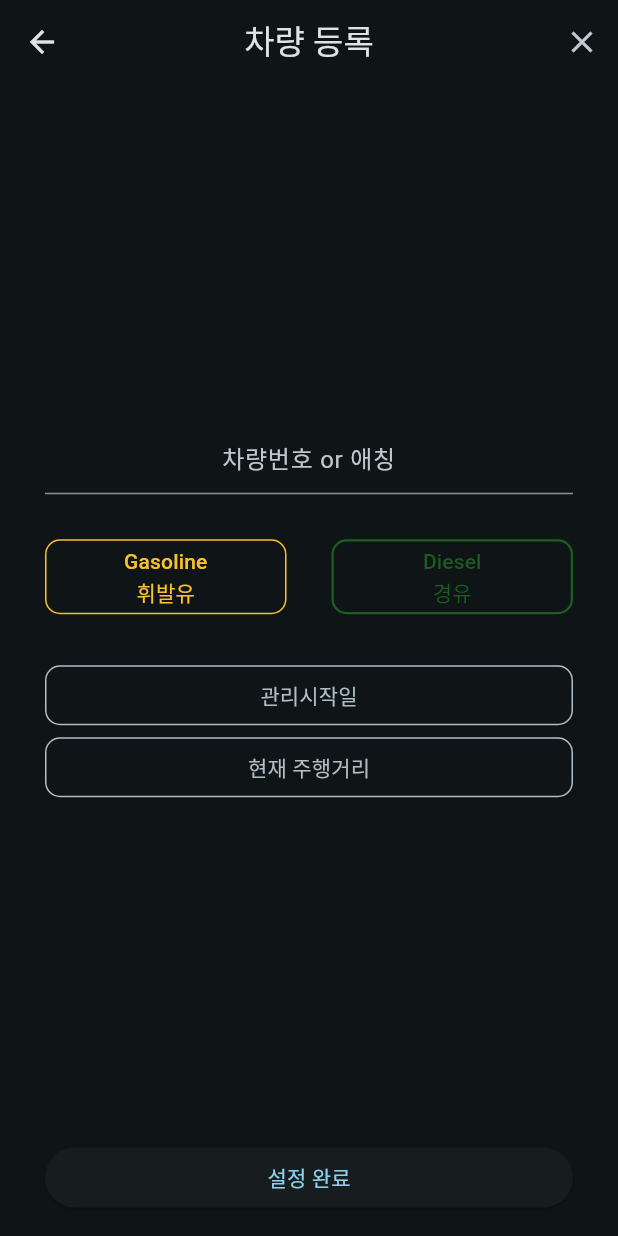
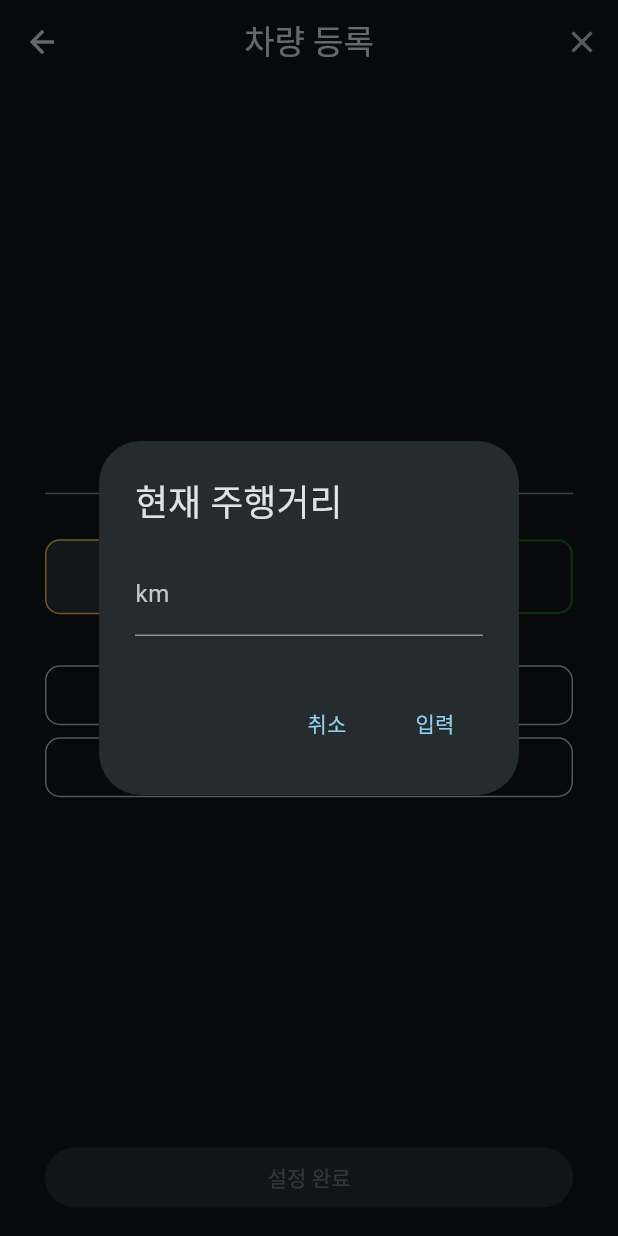
Before and after one commit to SloWax/EnvyCar, a Flutter app: the AddCarView screen opened directly, after a tap on "현재 주행거리", on a phone screen of 412 x 824 dp. Run offline on Flutter 3.47's test engine with Material 3 defaults, Android fonts, the phone set to English and light mode, and no system bars; our stand-ins replace geolocator.

Commit message:
AddCarVM, struct

```diff
--- /dev/null
+++ b/envy_car/lib/Presentation/Car/AddCar/AddCarVM.dart
@@ -0,0 +1,52 @@
+import 'package:envy_car/Extension/Extension+int.dart';
+import 'package:envy_car/Presentation/Model/Enum.dart';
+import 'package:intl/intl.dart';
+import 'package:flutter/material.dart';
+
+class AddCarVM with ChangeNotifier {
+  // AddCar
+  String carName = '';
+  Fuel fuel = Fuel.gasoline;
+  DateTime startDate = DateTime.now();
+  int mileage = 0;
+
+  Color gasolineColor = Colors.blueGrey.shade900;
+  Color dieselColor = Colors.transparent;
+  String startBtnText = '관리시작일';
+  String mileageBtnText = '현재 주행거리';
+  bool get isEnabledConfirm => (carName != '' && mileage != 0);
+
+  (String, Fuel, DateTime, int) get carModel =>
+      (carName, fuel, startDate, mileage);
+
+  void updateCarName(String value) {
+    carName = value;
+  }
+
+  void updateFuel(Fuel value) {
+    fuel = value;
+
+    gasolineColor =
+        value == Fuel.gasoline ? Colors.blueGrey.shade900 : Colors.transparent;
+    dieselColor =
+        value == Fuel.diesel ? Colors.blueGrey.shade900 : Colors.transparent;
+
+    notifyListeners();
+  }
+
+  void updateSelectedDate(DateTime date) {
+    startDate = date;
+
+    startBtnText = DateFormat('yyyy-MM-dd').format(date);
+
+    notifyListeners();
+  }
+
+  void updateMileage(String value) {
+    mileage = int.tryParse(value) ?? 0;
+
+    mileageBtnText = '${mileage.toNumberFormat()}km';
+
+    notifyListeners();
+  }
+}
--- a/envy_car/lib/Presentation/Car/AddCar/AddCarView.dart
+++ b/envy_car/lib/Presentation/Car/AddCar/AddCarView.dart
@@ -1,5 +1,8 @@
+import 'package:envy_car/Presentation/Car/AddCar/AddCarVM.dart';
+import 'package:envy_car/Presentation/Custom/TextInputModal.dart';
+import 'package:envy_car/Presentation/Model/Enum.dart';
 import 'package:flutter/material.dart';
-import 'package:flutter/widgets.dart';
+import 'package:provider/provider.dart';
 
 class AddCarView extends StatelessWidget {
   const AddCarView({super.key});
@@ -26,9 +29,13 @@ class AddCarView extends StatelessWidget {
           const Spacer(),
           Container(
               margin: const EdgeInsets.only(left: 30.0, right: 30.0),
-              child: const TextField(
+              child: TextField(
+                onChanged: (value) {
+                  Provider.of<AddCarVM>(context, listen: false)
+                      .updateCarName(value);
+                },
                 textAlign: TextAlign.center,
-                decoration: InputDecoration(hintText: '차량번호 or 애칭'),
+                decoration: const InputDecoration(hintText: '차량번호 or 애칭'),
               )),
           const SizedBox(
             height: 30,
@@ -39,32 +46,46 @@ class AddCarView extends StatelessWidget {
               Expanded(
                   child: Container(
                 margin: const EdgeInsets.only(left: 30.0, right: 15.0),
-                child: OutlinedButton(
+                child: Consumer<AddCarVM>(builder: (context, model, child) {
+                  return OutlinedButton(
                     style: OutlinedButton.styleFrom(
                         padding: const EdgeInsets.only(top: 5, bottom: 5),
-                      side: BorderSide(width: 1, color: Colors.yellow.shade700),
+                        side:
+                            BorderSide(width: 1, color: Colors.yellow.shade700),
                         shape: RoundedRectangleBorder(
                             borderRadius: BorderRadius.circular(10)),
-                      foregroundColor: Colors.yellow.shade700),
-                  onPressed: () {},
-                  child:
-                      const Text('Gasoline\n휘발유', textAlign: TextAlign.center),
-                ),
+                        foregroundColor: Colors.yellow.shade700,
+                        backgroundColor: model.gasolineColor),
+                    onPressed: () {
+                      Provider.of<AddCarVM>(context, listen: false)
+                          .updateFuel(Fuel.gasoline);
+                    },
+                    child: const Text('Gasoline\n휘발유',
+                        textAlign: TextAlign.center),
+                  );
+                }),
               )),
               Expanded(
                   child: Container(
                 margin: const EdgeInsets.only(left: 15.0, right: 30.0),
-                child: OutlinedButton(
+                child: Consumer<AddCarVM>(builder: (context, model, child) {
+                  return OutlinedButton(
                     style: OutlinedButton.styleFrom(
                         padding: const EdgeInsets.only(top: 5, bottom: 5),
                         side: BorderSide(
                             width: 1.5, color: Colors.green.shade900),
                         shape: RoundedRectangleBorder(
                             borderRadius: BorderRadius.circular(10)),
-                        foregroundColor: Colors.green.shade900),
-                    onPressed: () {},
+                        foregroundColor: Colors.green.shade900,
+                        backgroundColor: model.dieselColor),
+                    onPressed: () {
+                      Provider.of<AddCarVM>(context, listen: false)
+                          .updateFuel(Fuel.diesel);
+                    },
                     child:
-                        const Text('Diesel\n경유', textAlign: TextAlign.center)),
+                        const Text('Diesel\n경유', textAlign: TextAlign.center),
+                  );
+                }),
               ))
             ],
           ),
@@ -73,33 +94,71 @@ class AddCarView extends StatelessWidget {
           ),
           Container(
               margin: const EdgeInsets.only(left: 30.0, right: 30.0),
-              child: OutlinedButton(
+              child: Consumer<AddCarVM>(builder: (context, model, child) {
+                return OutlinedButton(
                     style: OutlinedButton.styleFrom(
                         padding: const EdgeInsets.only(top: 5, bottom: 5),
-                      side:
-                          BorderSide(width: 1, color: Colors.blueGrey.shade200),
+                        side: BorderSide(
+                            width: 1, color: Colors.blueGrey.shade200),
                         shape: RoundedRectangleBorder(
                             borderRadius: BorderRadius.circular(10)),
                         foregroundColor: Colors.blueGrey.shade200),
-                  onPressed: () {},
-                  child: const Text('관리시작일'))),
+                    onPressed: () async {
+                      DateTime? selectedDate = await showDatePicker(
+                        context: context,
+                        initialDate:
+                            Provider.of<AddCarVM>(context, listen: false)
+                                .startDate,
+                        firstDate: DateTime(2000),
+                        lastDate: DateTime(2101),
+                      );
+                      if (selectedDate != null) {
+                        Provider.of<AddCarVM>(context, listen: false)
+                            .updateSelectedDate(selectedDate);
+                      }
+                    },
+                    child: Text(model.startBtnText));
+              })),
           Container(
               margin: const EdgeInsets.only(left: 30.0, right: 30.0),
-              child: OutlinedButton(
+              child: Consumer<AddCarVM>(builder: (context, model, child) {
+                return OutlinedButton(
                     style: OutlinedButton.styleFrom(
                         padding: const EdgeInsets.only(top: 5, bottom: 5),
-                      side:
-                          BorderSide(width: 1, color: Colors.blueGrey.shade200),
+                        side: BorderSide(
+                            width: 1, color: Colors.blueGrey.shade200),
                         shape: RoundedRectangleBorder(
                             borderRadius: BorderRadius.circular(10)),
                         foregroundColor: Colors.blueGrey.shade200),
-                  onPressed: () {},
-                  child: const Text('현재 주행거리'))),
+                    onPressed: () {
+                      showDialog(
+                        context: context,
+                        builder: (context) {
+                          return const TextInputModal(
+                              modalKey: ModalKey.addCar,
+                              title: '현재 주행거리',
+                              decoration: 'km',
+                              isHiddenDate: true);
+                        },
+                      );
+                    },
+                    child: Text(model.mileageBtnText));
+              })),
           const Spacer(),
           Container(
               margin: const EdgeInsets.only(left: 30.0, right: 30.0),
-              child:
-                  ElevatedButton(onPressed: () {}, child: const Text('설정 완료'))),
+              child: Consumer<AddCarVM>(builder: (context, model, child) {
+                return ElevatedButton(
+                    onPressed: model.isEnabledConfirm
+                        ? () {
+                            Object object =
+                                Provider.of<AddCarVM>(context, listen: false)
+                                    .carModel;
+                            print(object);
+                          }
+                        : null,
+                    child: const Text('설정 완료'));
+              })),
           const SizedBox(height: 15)
         ],
       )),
--- a/envy_car/lib/Presentation/Car/CarVM.dart
+++ b/envy_car/lib/Presentation/Car/CarInfo/CarInfoVM.dart
@@ -3,7 +3,7 @@ import 'package:envy_car/Presentation/Model/WeatherModel.dart';
 import 'package:envy_car/Service/WeatherService.dart';
 import 'package:flutter/material.dart';
 
-class CarVM with ChangeNotifier {
+class CarInfoVM with ChangeNotifier {
   String lon = "";
   String lat = "";
   String carwashMessage = "";
@@ -40,7 +40,7 @@ class CarVM with ChangeNotifier {
     if (result.weatherCode == 800) {
       carwashMessage = '세차하기 좋은날이에요:)';
     } else if (code == 7 || code == 8) {
-      carwashMessage = '흐린날씨이니 세차전 일기예보를 확인해주세요!';
+      carwashMessage = '흐린날씨이니 일기예보를 확인해주세요!';
     } else if (code == 2 || code == 3 || code == 5) {
       carwashMessage = '비 소식이 있으니 세차를 피해주세요!';
     } else if (code == 6) {
--- /dev/null
+++ b/envy_car/lib/Presentation/Model/Enum.dart
@@ -0,0 +1,11 @@
+enum ModalKey {
+  addCar,
+  maintenanceAdd,
+  maintenanceMile,
+  maintenanceCycle;
+}
+
+enum Fuel {
+  gasoline,
+  diesel;
+}
```
Also changed, not shown: envy_car/View/main.dart (deleted, +0 -30 lines), envy_car/lib/Presentation/Car/CarInfo/CarInfoView.dart (+9 -7 lines), envy_car/lib/Presentation/Car/MaintenanceArticle/MaintenanceArticleView.dart (renamed from envy_car/lib/Presentation/MaintenanceArticle/MaintenanceArticleView.dart, +11 -5 lines), envy_car/lib/Presentation/Custom/TextInputModal.dart (renamed from envy_car/lib/Presentation/Custom/MaintenanceInputModal.dart, +29 -19 lines), envy_car/lib/Presentation/Model/CarModel.dart (added, +16 -0 lines), envy_car/lib/main.dart (+5 -5 lines). Lines whose indentation alone changed are shown as unchanged.
